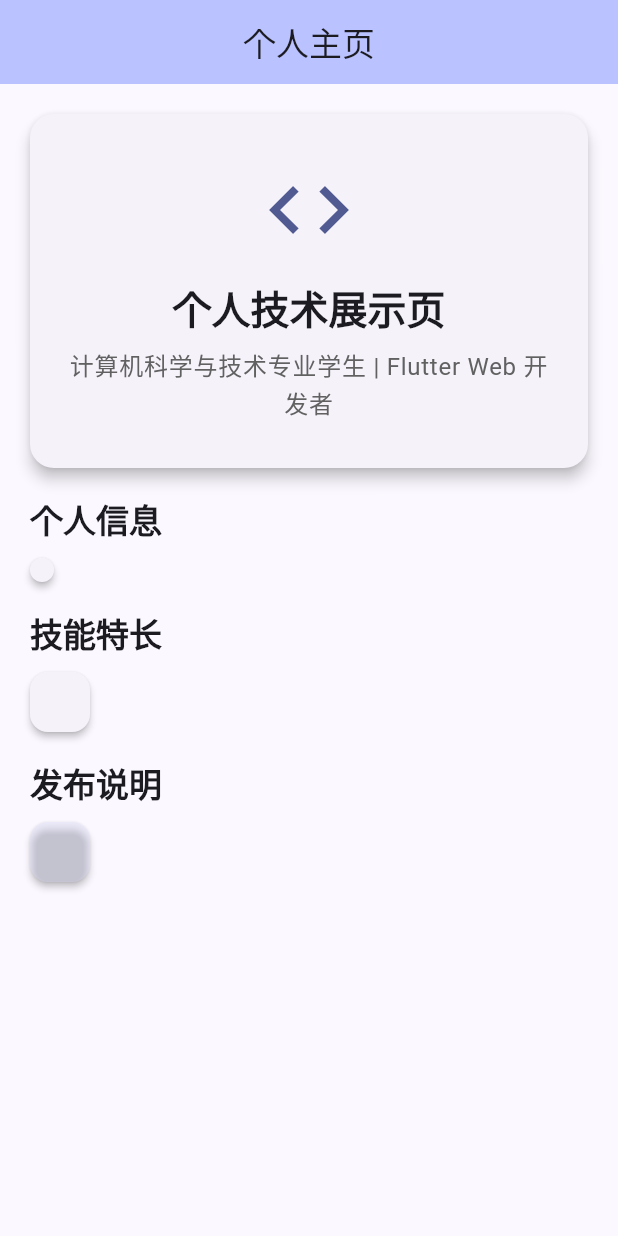
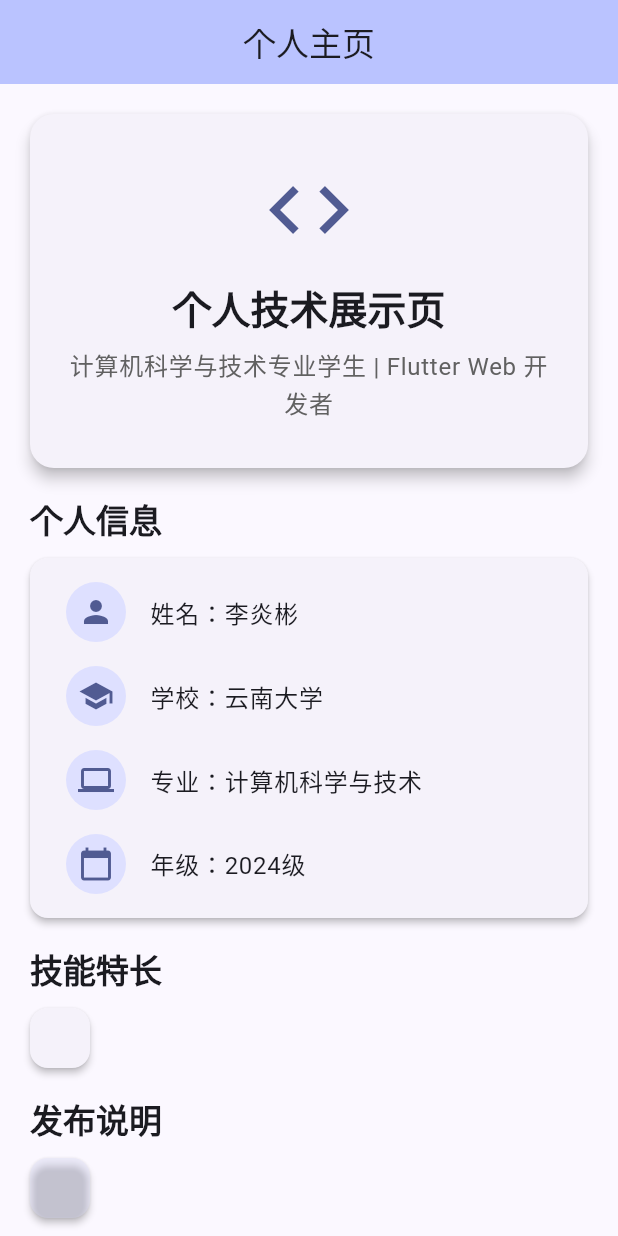
Before and after one commit to liyanbin2006/liyanbin_flutter_demo, a Flutter app: the screen it shows after launch, on a phone screen of 412 x 824 dp. Run offline on Flutter 3.47's test engine with Material 3 defaults, Android fonts, the phone set to English and light mode, and no system bars.

Commit message:
feat: 补充成员信息与个人简介

```diff
--- a/lib/data/team_data.dart
+++ b/lib/data/team_data.dart
@@ -17,7 +17,12 @@ class PersonalInfo {
 class TeamData {
   static const String projectTitle = '个人技术展示页';
   static const String projectSlogan = '计算机科学与技术专业学生 | Flutter Web 开发者';
-  static const List<PersonalInfo> infoList = [];
+  static const List<PersonalInfo> infoList = [
+    PersonalInfo(label: '姓名', value: '李炎彬', icon: Icons.person),
+    PersonalInfo(label: '学校', value: '云南大学', icon: Icons.school),
+    PersonalInfo(label: '专业', value: '计算机科学与技术', icon: Icons.computer),
+    PersonalInfo(label: '年级', value: '2024级', icon: Icons.calendar_today),
+  ];
   static const List<String> features = [];
   static const List<String> releaseNotes = [];
 }
```
